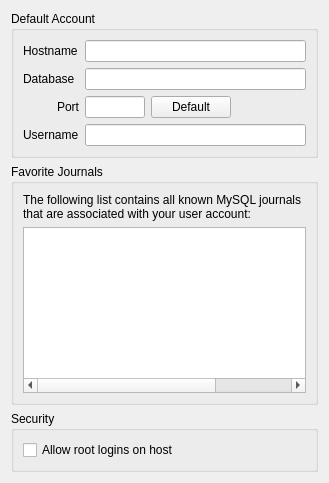
This is ui/configurationmysql.ui in pwizard2/robojournal as Qt 5 draws it before an edit. The edited form follows.
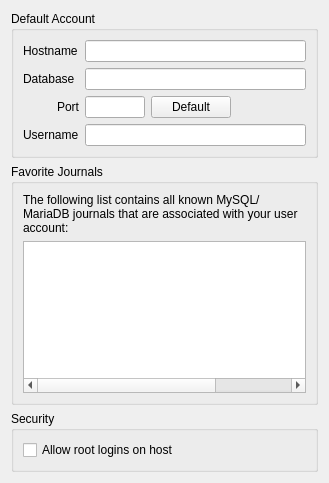
This is the edited form.

Commit message: changed all MySQL references to MySQL/MariaDB

Diff of the .ui file:
```diff
--- a/ui/configurationmysql.ui
+++ b/ui/configurationmysql.ui
@@ -113,7 +113,7 @@
       <item>
        <widget class="QLabel" name="label_5">
         <property name="text">
-         <string>&lt;p&gt;The following list contains all known MySQL journals that are associated with your user account:&lt;/p&gt;</string>
+         <string>&lt;p&gt;The following list contains all known MySQL/MariaDB journals that are associated with your user account:&lt;/p&gt;</string>
         </property>
         <property name="wordWrap">
          <bool>true</bool>
```
The commit also changes 14 other files.
